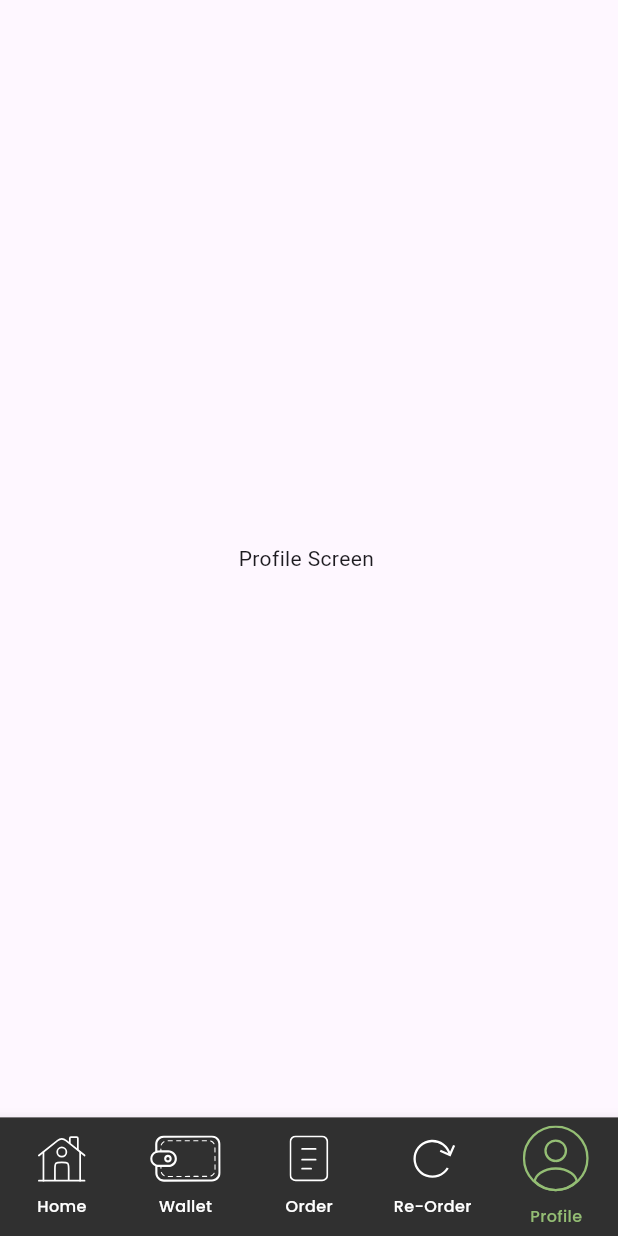
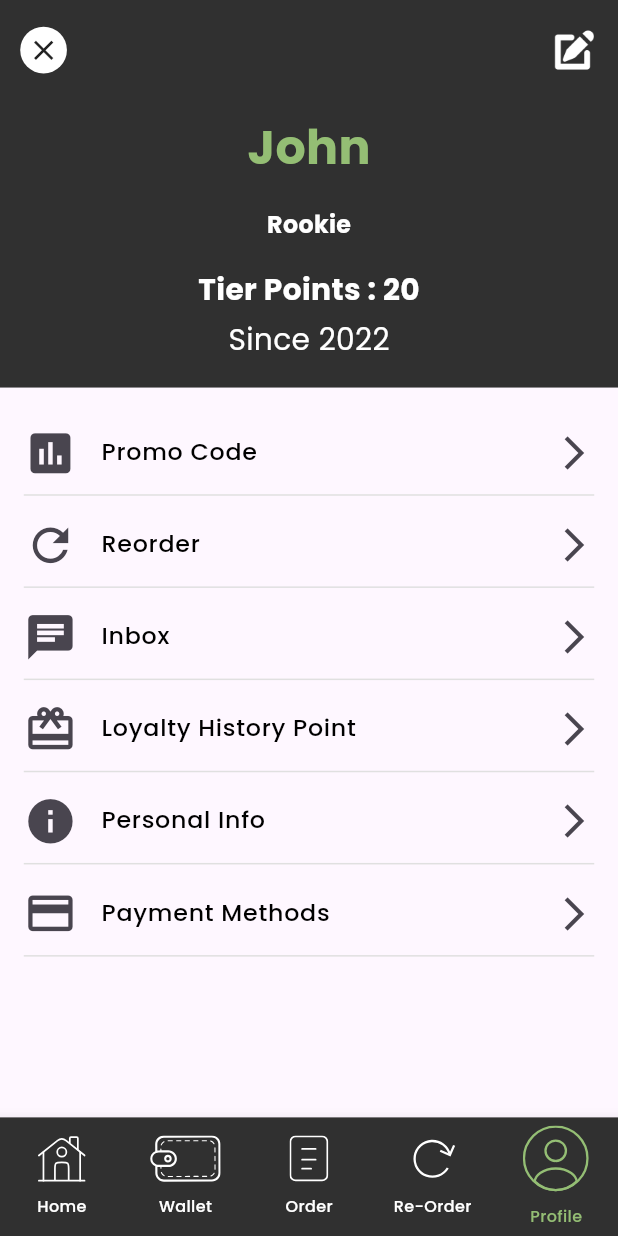
Before and after one commit to furqatnasridinov/svens_bakery, a Flutter app: the ProfileScreen screen opened by its route, on a phone screen of 412 x 824 dp. Run offline on Flutter 3.47's test engine with Material 3 defaults, Android fonts, the phone set to English and light mode, and no system bars; our stand-ins replace auto_route, flutter_screenutil, flutter_svg, google_fonts.

Commit message:
profile page

```diff
--- a/lib/infrastructure/services/app_constants.dart
+++ b/lib/infrastructure/services/app_constants.dart
@@ -20,6 +20,7 @@ class AppConstants{
   static const String heideBreadsAndBunsPng = "assets/png/heide_breads_buns.png";
   static const String baguettesPng = "assets/png/baguettes.png";
   static const String glutenLowBreadPng = "assets/png/gluten_low_bread.png";
+  static const String editIconPng = "assets/png/edit_icon.png";
 
 
   // long texts
--- a/lib/presentation/screens/profile/view/profile_page.dart
+++ b/lib/presentation/screens/profile/view/profile_page.dart
@@ -1,5 +1,8 @@
 import 'package:auto_route/auto_route.dart';
 import 'package:flutter/material.dart';
+import 'package:flutter_screenutil/flutter_screenutil.dart';
+import 'package:svens_bakery/presentation/components/components.dart';
+import 'package:svens_bakery/presentation/screens/profile/widget/widget.dart';
 
 @RoutePage()
 class ProfileScreen extends StatelessWidget {
@@ -7,10 +10,81 @@ class ProfileScreen extends StatelessWidget {
 
   @override
   Widget build(BuildContext context) {
-    return const Scaffold(
-      body: Center(
-        child: Text("Profile Screen "),
+    return Scaffold(
+      body: SafeArea(
+        child: SingleChildScrollView(
+          child: Column(
+            children: [
+              const ProfileCard(),
+              17.verticalSpace,
+              Padding(
+                padding: EdgeInsets.symmetric(
+                  horizontal: 15.w,
+                ),
+                child: ListView(
+                  shrinkWrap: true,
+                  physics: const NeverScrollableScrollPhysics(),
+                  children: [
+                    listview(
+                      Icons.insert_chart,
+                      "Promo Code",
+                    ),
+                    listview(
+                      Icons.refresh,
+                      "Reorder",
+                    ),
+                    listview(
+                      Icons.chat,
+                      "Inbox",
+                    ),
+                    listview(
+                      Icons.card_giftcard_outlined,
+                      "Loyalty History Point",
+                    ),
+                    listview(
+                      Icons.info,
+                      "Personal Info",
+                    ),
+                    listview(
+                      Icons.credit_card,
+                      "Payment Methods",
+                    ),
+                  ],
+                ),
+              ),
+            ],
+          ),
+        ),
       ),
     );
   }
 }
+
+Widget listview(
+  IconData leading,
+  String title,
+) {
+  return Padding(
+    padding: EdgeInsets.only(bottom: 5.h),
+    child: ListTile(
+      contentPadding: EdgeInsets.zero,
+      leading: Icon(
+        leading,
+        size: 40.r,
+      ),
+      title: PoppinsCustomText(
+        text: title,
+        fontSize: 20.sp,
+      ),
+      trailing: Icon(
+        Icons.arrow_forward_ios,
+        size: 30.r,
+      ),
+      shape: Border(
+        bottom: BorderSide(
+          color: Colors.grey.shade300,
+        ),
+      ),
+    ),
+  );
+}
--- /dev/null
+++ b/lib/presentation/screens/profile/widget/profile_card.dart
@@ -0,0 +1,71 @@
+import 'package:flutter/material.dart';
+import 'package:flutter_screenutil/flutter_screenutil.dart';
+import 'package:svens_bakery/infrastructure/services/app_colors.dart';
+import 'package:svens_bakery/infrastructure/services/app_constants.dart';
+import 'package:svens_bakery/presentation/components/components.dart';
+
+class ProfileCard extends StatelessWidget {
+  const ProfileCard({super.key});
+
+  @override
+  Widget build(BuildContext context) {
+    return Container(
+      width: double.maxFinite,
+      //height: 363.h,
+      color: AppColors.darkGrey,
+      padding: EdgeInsets.symmetric(horizontal: 10.w, vertical: 20.h),
+      child: Column(
+        children: [
+          Row(
+            mainAxisAlignment: MainAxisAlignment.spaceBetween,
+            children: [
+              Container(
+                width: 35.w,
+                height: 35.h,
+                decoration: const BoxDecoration(
+                  color: Colors.white,
+                  shape: BoxShape.circle,
+                ),
+                child: Icon(
+                  Icons.close,
+                  size: 25.r,
+                ),
+              ),
+              Image.asset(
+                AppConstants.editIconPng,
+                width: 35.w,
+                height: 35.h,
+                color: Colors.white,
+              )
+            ],
+          ),
+          30.verticalSpace,
+          PoppinsCustomText(
+            text: "John",
+            fontSize: 40.sp,
+            fontWeight: FontWeight.w700,
+            color: AppColors.greenStyle,
+          ),
+          20.verticalSpace,
+          PoppinsCustomText(
+              text: "Rookie",
+              fontSize: 20.sp,
+              fontWeight: FontWeight.w700,
+              color: Colors.white),
+          20.verticalSpace,
+          PoppinsCustomText(
+              text: "Tier Points : 20",
+              fontSize: 25.sp,
+              fontWeight: FontWeight.w700,
+              color: Colors.white),
+          6.verticalSpace,
+          PoppinsCustomText(
+              text: "Since 2022",
+              fontSize: 25.sp,
+              fontWeight: FontWeight.w400,
+              color: Colors.white),
+        ],
+      ),
+    );
+  }
+}
--- /dev/null
+++ b/lib/presentation/screens/profile/widget/widget.dart
@@ -0,0 +1 @@
+export 'profile_card.dart';
```
Also changed, not shown: assets/png/edit_icon.png (added).
